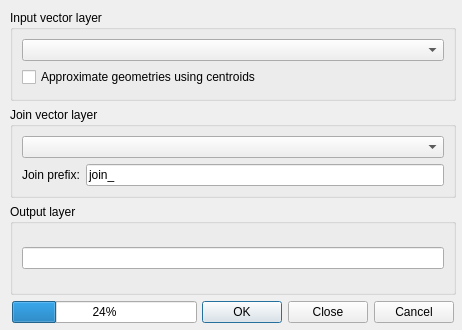
Old version of the form ui_frmNNJoin.ui in the repository havatv/qgisnnjoinplugin.
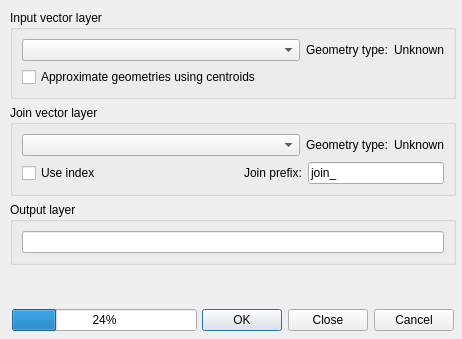
New version of the form.

Commit message: Updated UI files Changed to correct nearest neighbour (allow not using the index for non-point layers)

What changed in the file:
```diff
--- a/ui_frmNNJoin.ui
+++ b/ui_frmNNJoin.ui
@@ -7,7 +7,7 @@
     <x>0</x>
     <y>0</y>
     <width>462</width>
-    <height>330</height>
+    <height>339</height>
    </rect>
   </property>
   <property name="windowTitle">
@@ -25,7 +25,7 @@
      <x>10</x>
      <y>10</y>
      <width>446</width>
-     <height>313</height>
+     <height>321</height>
     </rect>
    </property>
    <layout class="QVBoxLayout" name="verticalLayout_6">
@@ -42,6 +42,8 @@
       </property>
       <layout class="QVBoxLayout" name="verticalLayout">
        <item>
+        <layout class="QHBoxLayout" name="horizontalLayout_2">
+         <item>
         <widget class="QComboBox" name="inputVectorLayer">
          <property name="sizePolicy">
           <sizepolicy hsizetype="Expanding" vsizetype="Fixed">
@@ -55,6 +57,22 @@
         </widget>
        </item>
        <item>
+          <widget class="QLabel" name="label_inputgeom">
+           <property name="text">
+            <string>Geometry type:</string>
+           </property>
+          </widget>
+         </item>
+         <item>
+          <widget class="QLabel" name="inputgeometrytypelabel">
+           <property name="text">
+            <string notr="true">Unknown</string>
+           </property>
+          </widget>
+         </item>
+        </layout>
+       </item>
+       <item>
         <widget class="QCheckBox" name="approximate_input_geom_cb">
          <property name="toolTip">
           <string>Use approximate input geometries.&lt;br&gt;This will enable the use of a spatial index - could speed up the join considerably.</string>
@@ -76,14 +94,61 @@
       </property>
       <layout class="QVBoxLayout" name="verticalLayout_4">
        <item>
+        <layout class="QHBoxLayout" name="horizontalLayout_3">
+         <item>
         <widget class="QComboBox" name="joinVectorLayer">
+           <property name="sizePolicy">
+            <sizepolicy hsizetype="Expanding" vsizetype="Fixed">
+             <horstretch>0</horstretch>
+             <verstretch>0</verstretch>
+            </sizepolicy>
+           </property>
          <property name="toolTip">
           <string>The join layer.&lt;br&gt;A feature from this layer is joined to all the features from the the input layer that has this features as it's nearest neighbour.</string>
          </property>
         </widget>
        </item>
        <item>
+          <widget class="QLabel" name="label_2">
+           <property name="text">
+            <string>Geometry type:</string>
+           </property>
+          </widget>
+         </item>
+         <item>
+          <widget class="QLabel" name="joingeometrytypelabel">
+           <property name="text">
+            <string>Unknown</string>
+           </property>
+          </widget>
+         </item>
+        </layout>
+       </item>
+       <item>
         <layout class="QHBoxLayout" name="horizontalLayout">
+         <item>
+          <widget class="QCheckBox" name="use_index_cb">
+           <property name="toolTip">
+            <string>Uses an approximation of the geometry (bounding box) for the join</string>
+           </property>
+           <property name="text">
+            <string>Use index</string>
+           </property>
+          </widget>
+         </item>
+         <item>
+          <spacer name="horizontalSpacer">
+           <property name="orientation">
+            <enum>Qt::Horizontal</enum>
+           </property>
+           <property name="sizeHint" stdset="0">
+            <size>
+             <width>40</width>
+             <height>20</height>
+            </size>
+           </property>
+          </spacer>
+         </item>
          <item>
           <widget class="QLabel" name="label">
            <property name="text">
@@ -122,6 +187,22 @@
       </layout>
      </widget>
     </item>
+    <item>
+     <spacer name="verticalSpacer">
+      <property name="orientation">
+       <enum>Qt::Vertical</enum>
+      </property>
+      <property name="sizeType">
+       <enum>QSizePolicy::Expanding</enum>
+      </property>
+      <property name="sizeHint" stdset="0">
+       <size>
+        <width>20</width>
+        <height>40</height>
+       </size>
+      </property>
+     </spacer>
+    </item>
     <item>
      <layout class="QHBoxLayout" name="horizontalLayout_1">
       <property name="spacing">
```
Left out of the diff: 2 changed lines with no effect on the pictures. Lines whose indentation alone changed are shown as unchanged. The commit also changes 2 other files.
